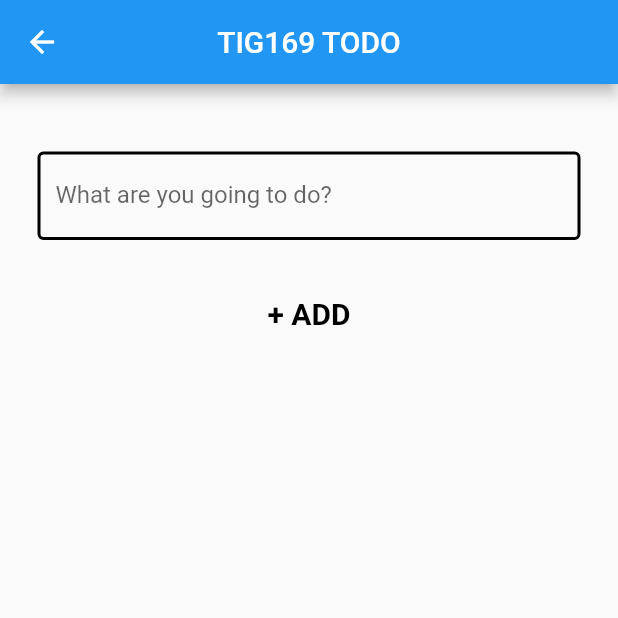
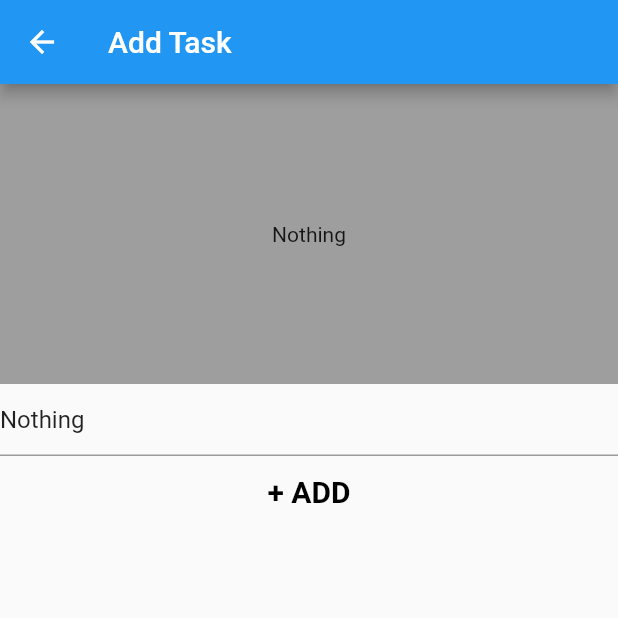
Before and after one commit to gu-tig169-ht21/gusgardpa, a Flutter app: the screen it shows after launch, after a tap on the "add" icon, on a phone screen of 412 x 824 dp, the top half of it. Run offline on Flutter 3.47's test engine with Material 2 defaults, Android fonts, the phone set to English and light mode, and no system bars.

Commit message:
Ej komplett pga sjukdom, saknar funktionalitet.

```diff
--- /dev/null
+++ b/lib/AddTaskView.dart
@@ -0,0 +1,60 @@
+import 'package:flutter/material.dart';
+
+import './model.dart';
+import './TaskWidget.dart';
+
+class AddTaskView extends StatefulWidget {
+  final Task task;
+
+  AddTaskView(this.task);
+
+  @override
+  State<StatefulWidget> createState() {
+    return AddTaskViewState(task);
+  }
+}
+
+class AddTaskViewState extends State<AddTaskView> {
+  late String taskName;
+
+  late TextEditingController textEditingController;
+
+  AddTaskViewState(Task task) {
+    this.taskName = task.taskName;
+
+    textEditingController = TextEditingController(text: task.taskName);
+
+    textEditingController.addListener(() {
+      setState(() {
+        taskName = textEditingController.text;
+      });
+    });
+  }
+
+  Widget build(BuildContext context) {
+    return Scaffold(
+        appBar: AppBar(title: Text('Add Task')),
+        body: SingleChildScrollView(
+            child: Column(children: [
+          TaskWidget(Task(taskName: this.taskName, color: Colors.grey)),
+          TextField(
+            controller: textEditingController,
+          ),
+          _button()
+        ])));
+  }
+
+  Widget _button() {
+    return TextButton(
+        style: ButtonStyle(
+          foregroundColor: MaterialStateProperty.all<Color>(Colors.black),
+        ),
+        onPressed: () {
+          Navigator.pop(context, Task(taskName: taskName, color: Colors.grey));
+        },
+        child: const Text(
+          '+ ADD',
+          style: TextStyle(fontSize: 20, fontWeight: FontWeight.bold),
+        ));
+  }
+}
--- /dev/null
+++ b/lib/TaskList.dart
@@ -0,0 +1,30 @@
+import 'package:flutter/material.dart';
+import 'package:provider/provider.dart';
+
+import './model.dart';
+
+class TaskList extends StatelessWidget {
+  final List<Task> list;
+
+  TaskList(this.list);
+
+  Widget build(BuildContext context) {
+    return ListView(
+        children: list.map((task) => _taskItem(context, task)).toList());
+  }
+
+  Widget _taskItem(context, task) {
+    return ListTile(
+        leading: Container(
+            height: 30,
+            width: 30,
+            decoration: BoxDecoration(color: task.color)),
+        title: Text(task.taskName),
+        trailing: IconButton(
+            icon: Icon(Icons.close),
+            onPressed: () {
+              var state = Provider.of<MyState>(context, listen: false);
+              state.removeTask(task);
+            }));
+  }
+}
--- /dev/null
+++ b/lib/TaskListView.dart
@@ -0,0 +1,28 @@
+import 'package:flutter/material.dart';
+import 'package:provider/provider.dart';
+
+import './model.dart';
+import 'AddTaskView.dart';
+import 'TaskList.dart';
+
+class TaskListView extends StatelessWidget {
+  Widget build(BuildContext context) {
+    return Scaffold(
+        appBar: AppBar(title: Text('TODO List')),
+        body: Consumer<MyState>(
+            builder: (context, state, child) => TaskList(state.list)),
+        floatingActionButton: FloatingActionButton(
+          child: Icon(Icons.add),
+          onPressed: () async {
+            var newTask = await Navigator.push(
+                context,
+                MaterialPageRoute(
+                    builder: (context) => AddTaskView(
+                        Task(taskName: 'Nothing', color: Colors.grey))));
+            if (newTask != null) {
+              Provider.of<MyState>(context, listen: false).addTask(newTask);
+            }
+          },
+        ));
+  }
+}
--- /dev/null
+++ b/lib/TaskWidget.dart
@@ -0,0 +1,16 @@
+import 'package:flutter/material.dart';
+
+import './model.dart';
+
+class TaskWidget extends StatelessWidget {
+  final Task task;
+
+  TaskWidget(this.task);
+
+  Widget build(BuildContext context) {
+    return Container(
+        height: 200,
+        decoration: BoxDecoration(color: task.color),
+        child: Align(alignment: Alignment.center, child: Text(task.taskName)));
+  }
+}
--- a/lib/main.dart
+++ b/lib/main.dart
@@ -1,157 +1,24 @@
 import 'package:flutter/material.dart';
+import 'package:provider/provider.dart';
+
+import './TaskListView.dart';
+import 'model.dart';
 
 void main() {
-  runApp(const MyApp());
+  var state = MyState();
+
+  runApp(ChangeNotifierProvider(create: (context) => state, child: MyApp()));
 }
 
 class MyApp extends StatelessWidget {
-  const MyApp({Key? key}) : super(key: key);
-
   @override
   Widget build(BuildContext context) {
     return MaterialApp(
-      title: 'TIG169 TODO',
+      title: 'Todo List',
       theme: ThemeData(
-        primarySwatch: Colors.blue,
-      ),
-      home: const MyHomePage(title: 'TIG169 TODO'),
+          primarySwatch: Colors.blue,
+          visualDensity: VisualDensity.adaptivePlatformDensity),
+      home: TaskListView(),
     );
   }
 }
-
-class MyHomePage extends StatefulWidget {
-  const MyHomePage({Key? key, required this.title}) : super(key: key);
-
-  final String title;
-
-  @override
-  State<MyHomePage> createState() => _MyHomePageState();
-}
-
-class _MyHomePageState extends State<MyHomePage> {
-  @override
-  Widget build(BuildContext context) {
-    return Scaffold(
-      appBar: AppBar(centerTitle: true, title: Text(widget.title), actions: [
-        IconButton(icon: const Icon(Icons.more_vert), onPressed: () {})
-      ]),
-      body: Center(
-        child: Column(
-          mainAxisAlignment: MainAxisAlignment.start,
-          children: <Widget>[
-            Container(height: 20),
-            _checkbox('Write a book'),
-            _divide(),
-            _checkbox('Do homework'),
-            _divide(),
-            _checkedcheckbox('Tidy room'),
-            _divide(),
-            _checkbox('Watch TV'),
-            _divide(),
-            _checkbox('Nap'),
-            _divide(),
-            _checkbox('Shop groceries'),
-            _divide(),
-            _checkbox('Have fun'),
-            _divide(),
-            _checkbox('Meditate'),
-            _divide(),
-          ],
-        ),
-      ),
-      floatingActionButton: FloatingActionButton(
-          child: const Icon(Icons.add),
-          onPressed: () {
-            Navigator.push(context,
-                MaterialPageRoute(builder: (context) => const SecondView()));
-          }),
-    );
-  }
-
-  Widget _checkbox(String text) {
-    return Row(
-      children: [
-        Checkbox(
-          value: false,
-          onChanged: (val) {},
-        ),
-        Text(text, style: const TextStyle(fontSize: 21)),
-        const Spacer(),
-        IconButton(onPressed: () {}, icon: const Icon(Icons.clear)),
-      ],
-    );
-  }
-
-  Widget _checkedcheckbox(String text) {
-    return Row(
-      children: [
-        Checkbox(
-          value: true,
-          onChanged: (val) {},
-        ),
-        Text(text,
-            style: const TextStyle(
-                decoration: TextDecoration.lineThrough, fontSize: 21)),
-        const Spacer(),
-        IconButton(onPressed: () {}, icon: const Icon(Icons.clear)),
-      ],
-    );
-  }
-
-  Widget _divide() {
-    return const Divider(
-      height: 10,
-      thickness: 1,
-    );
-  }
-}
-
-class SecondView extends StatelessWidget {
-  const SecondView({Key? key}) : super(key: key);
-
-  @override
-  Widget build(BuildContext context) {
-    return Scaffold(
-        appBar: AppBar(
-          centerTitle: true,
-          title: const Text('TIG169 TODO'),
-        ),
-        body: Center(
-          child: Column(
-            mainAxisAlignment: MainAxisAlignment.start,
-            children: [
-              Container(
-                height: 20.0,
-              ),
-              _inputBox(),
-              _button(),
-            ],
-          ),
-        ));
-  }
-
-  Widget _inputBox() {
-    return Container(
-        alignment: Alignment.center,
-        padding: const EdgeInsets.all(5),
-        margin: const EdgeInsets.all(20),
-        child: const TextField(
-            decoration: InputDecoration(
-          enabledBorder: OutlineInputBorder(
-              borderSide: BorderSide(color: Colors.black, width: 2.0)),
-          labelText: 'What are you going to do?',
-        )));
-  }
-
-  Widget _button() {
-    return TextButton(
-        style: ButtonStyle(
-          foregroundColor: MaterialStateProperty.all<Color>(Colors.black),
-        ),
-        onPressed: () {},
-        child: const Text(
-          '+ ADD',
-          style: TextStyle(fontSize: 20, fontWeight: FontWeight.bold),
-        ));
-  }
-}
--- /dev/null
+++ b/lib/model.dart
@@ -0,0 +1,24 @@
+import 'package:flutter/material.dart';
+
+class Task {
+  String taskName;
+  Color color = Colors.blue;
+
+  Task({required this.taskName, required this.color});
+}
+
+class MyState extends ChangeNotifier {
+  late List<Task> _list = [];
+
+  List<Task> get list => _list;
+
+  void addTask(Task task) {
+    _list.add(task);
+    notifyListeners();
+  }
+
+  void removeTask(Task task) {
+    _list.remove(task);
+    notifyListeners();
+  }
+}
--- a/pubspec.yaml
+++ b/pubspec.yaml
@@ -34,6 +34,7 @@ dependencies:
   # The following adds the Cupertino Icons font to your application.
   # Use with the CupertinoIcons class for iOS style icons.
   cupertino_icons: ^1.0.2
+  provider: any
 
 dev_dependencies:
   flutter_test:
```
Also changed, not shown: pubspec.lock.
